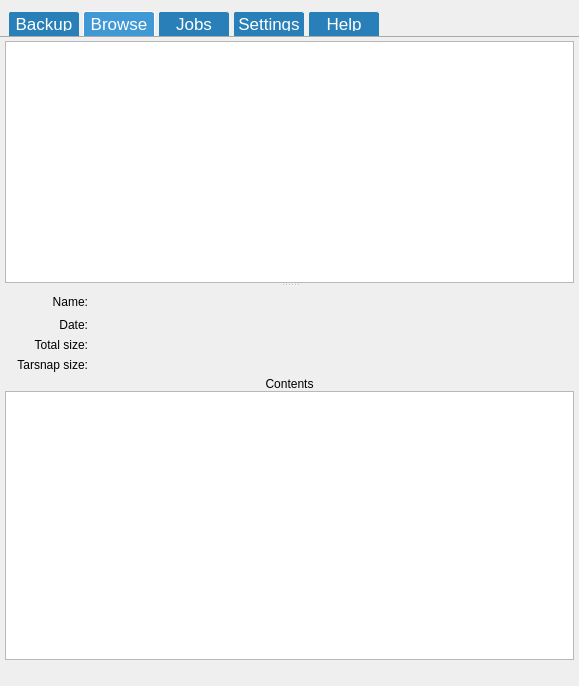
Qt form mainwindow.ui (Tarsnap/tarsnap-gui) before a commit.
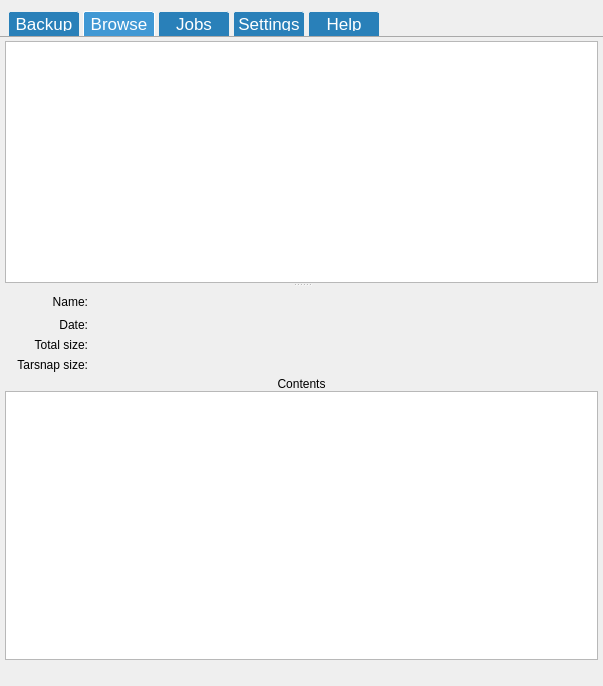
The same form after that commit. Icons and pictures are not drawn. Custom widgets are drawn as their Qt base class.

Commit message: Implement delete archive operation.

```diff
--- a/mainwindow.ui
+++ b/mainwindow.ui
@@ -6,7 +6,7 @@
    <rect>
     <x>0</x>
     <y>0</y>
-    <width>579</width>
+    <width>603</width>
     <height>686</height>
    </rect>
   </property>
@@ -581,10 +581,16 @@
                </widget>
               </item>
               <item>
-               <widget class="QTextBrowser" name="archiveContentsTextBrowser">
+               <widget class="QPlainTextEdit" name="archiveContentsPlainTextEdit">
                 <property name="styleSheet">
                  <string notr="true"/>
                 </property>
+                <property name="documentTitle">
+                 <string>test</string>
+                </property>
+                <property name="readOnly">
+                 <bool>true</bool>
+                </property>
                </widget>
               </item>
              </layout>
```
Left out of the diff: 2 changed lines with no effect on the pictures. The commit also changes 5 other files.
